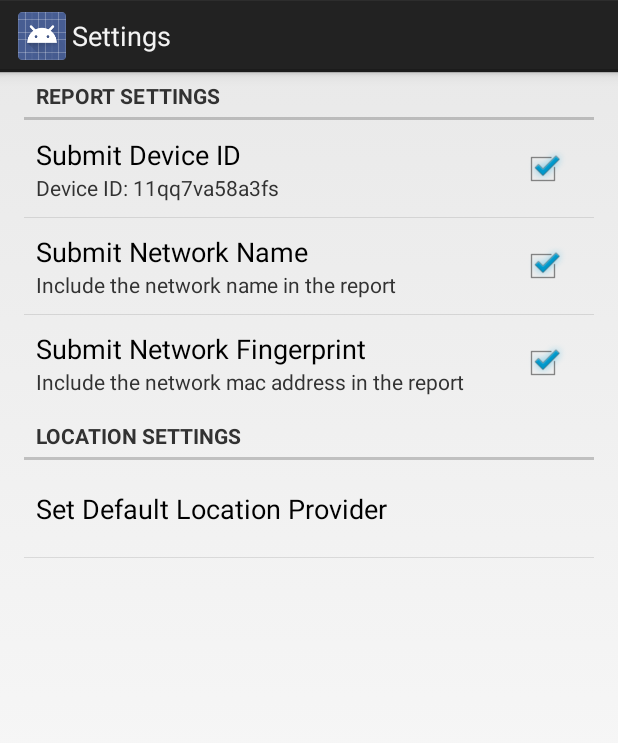
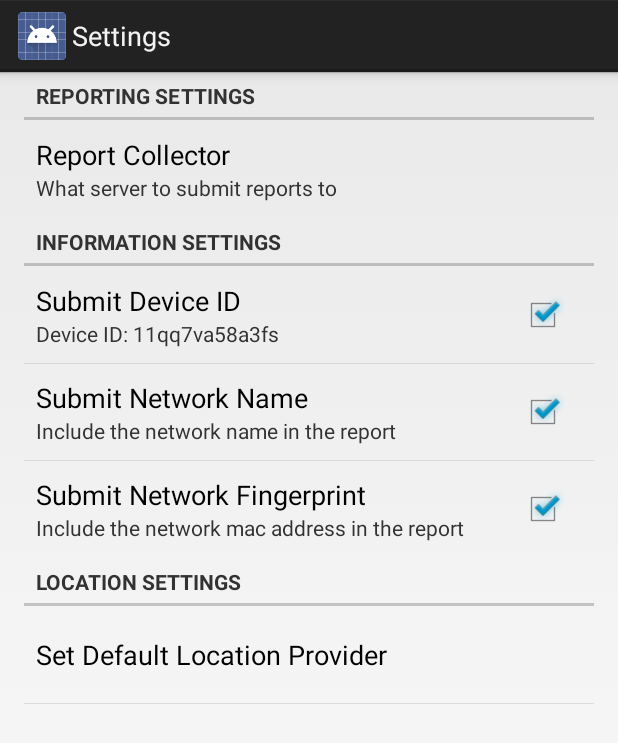
Before and after one commit to CBitLabs/geoip-android, an Android app: the screen it shows after launch (SettingsActivity), in the options menu, after a tap on "Settings", on a phone screen of 412 x 824 dp. Shown: the top 743 px of the screen. Run offline under Robolectric (Android 15) with nearby library versions, the phone set to English and light mode, and no system bars.

Commit message:
Adds option to submit reports to either CBL or GSF

```diff
--- a/GeoIPCollector/src/main/java/com/cbitlabs/geoipcollector/DataTxTask.java
+++ b/GeoIPCollector/src/main/java/com/cbitlabs/geoipcollector/DataTxTask.java
@@ -50,11 +50,11 @@ public class DataTxTask extends AsyncTask{
     public void txDataViaDNSLookup()  {
 
         String info = Util.getReportInformation(context);
-        String host = info.concat(".").concat(Util.DNS_SERVER);
+        String host = info.concat(".").concat(Util.getDNSServerURL(this.context));
         Log.i(Util.TAG, "Created Hostname for Lookup:" + host);
 
         Resolver defaultResolver = Lookup.getDefaultResolver();
-        String simpleResolverUrl = Util.DNS_RESOLVER;
+        String simpleResolverUrl = Util.getDNSResolverURL(this.context);
         executeLookupUsingResolver("d." + host, defaultResolver);
 
         try{
--- a/GeoIPCollector/src/main/java/com/cbitlabs/geoipcollector/SettingsActivity.java
+++ b/GeoIPCollector/src/main/java/com/cbitlabs/geoipcollector/SettingsActivity.java
@@ -31,7 +31,6 @@ public class SettingsActivity extends PreferenceActivity implements Preference.O
         submit_id = (CheckBoxPreference) this.findPreference("submit_device_id");
         submit_id.setOnPreferenceChangeListener(this);
         this.updateDeviceIDHelpText();
-
     }
 
     @Override
--- a/GeoIPCollector/src/main/java/com/cbitlabs/geoipcollector/Util.java
+++ b/GeoIPCollector/src/main/java/com/cbitlabs/geoipcollector/Util.java
@@ -12,6 +12,8 @@ import android.provider.Settings;
 import android.util.Log;
 
 import java.util.Date;
+import java.util.HashMap;
+import java.util.Map;
 import java.util.UUID;
 
 /**
@@ -19,8 +21,16 @@ import java.util.UUID;
  */
 public class Util {
 
-    public static final String DNS_SERVER   = "geo.cbitlabs.com";
-    public static final String DNS_RESOLVER = "cb101.public.cbitlabs.com";
+    public static final Map<String, String> dnsServerMap = new HashMap<String, String>();
+    public static final Map<String, String> dnsResolverMap = new HashMap<String,String>();
+
+    static{
+        dnsServerMap.put("CBL", "geo.cbitlabs.com");
+        dnsServerMap.put("GSF", "geo.spf.gladstonefamily.net");
+
+        dnsResolverMap.put("CBL", "cb101.public.cbitlabs.com");
+        dnsResolverMap.put("GSF", "charon.gladstonefamily.net");
+    }
 
     public static final String TAG = "CBITLABS_GEOIP";
 
@@ -29,11 +39,25 @@ public class Util {
     public static final String PREF_KEY_SUBMIT_SSID = "submit_ssid";
     public static final String PREF_KEY_SUBMIT_BSSID = "submit_bssid";
     public static final String PREF_KEY_LOC_METHOD  = "pref_location";
+
+    public static final String PREF_KEY_REPORT_SERVER  = "reporting_server";
+
     private static final String DEVICE_ID_UNSET = "no device id";
 
     private static final long TEN_MINUTES = 1000 * 60 * 10l;
     private static final int TWO_MINUTES = 1000 * 60 * 2;
 
+    public static String getDNSResolverURL(Context c){
+        SharedPreferences prefs = PreferenceManager.getDefaultSharedPreferences(c);
+        String serverKey = prefs.getString(Util.PREF_KEY_REPORT_SERVER, "GSF");
+        return dnsResolverMap.get(serverKey);
+    }
+
+    public static String getDNSServerURL(Context c){
+        SharedPreferences prefs = PreferenceManager.getDefaultSharedPreferences(c);
+        String serverKey = prefs.getString(Util.PREF_KEY_REPORT_SERVER, "GSF");
+        return dnsServerMap.get(serverKey);
+    }
 
     public static String getReportInformation(Context c){
         SharedPreferences prefs = PreferenceManager.getDefaultSharedPreferences(c);
--- a/GeoIPCollector/src/main/res/values/strings_activity_settings.xml
+++ b/GeoIPCollector/src/main/res/values/strings_activity_settings.xml
@@ -2,10 +2,14 @@
         <string name="title_activity_settings">Settings</string>
 
     <!-- Strings related to Settings -->
-    <string name="pref_category_privacy">Report Settings</string>
+    <string name="pref_category_server">Reporting Settings</string>
+    <string name="pref_category_privacy">Information Settings</string>
     <string name="pref_category_location">Location Settings</string>
     <!-- Example General settings -->
     <string name="pref_header_general">General</string>
+
+    <string name="pref_server">Report Collector</string>
+    <string name="pref_server_desc">What server to submit reports to</string>
 
     <string name="pref_submit_device_id">Submit Device ID</string>
     <string name="pref_submit_device_id_desc">The current device id is:1234567</string>
@@ -18,6 +22,16 @@
 
     <string name="pref_get_loc_method">Set Default Location Provider</string>
 
+    <string-array name="pref_server_list_entries">
+        <item>CBL</item>
+        <item>GSF</item>
+    </string-array>
+
+    <string-array name="pref_server_list_values">
+        <item>CBL</item>
+        <item>GSF</item>
+    </string-array>
+
     <string-array name="pref_get_loc_entries">
         <item>Network</item>
         <item>GPS</item>
--- a/GeoIPCollector/src/main/res/xml/pref_general.xml
+++ b/GeoIPCollector/src/main/res/xml/pref_general.xml
@@ -1,7 +1,20 @@
 <PreferenceScreen xmlns:android="http://schemas.android.com/apk/res/android">
+    <PreferenceCategory
+        android:title="@string/pref_category_server"
+        android:key="pref_privacy">
+        <ListPreference
+            android:key="reporting_server"
+            android:title="@string/pref_server"
+            android:summary="@string/pref_server_desc"
+            android:entries="@array/pref_server_list_entries"
+            android:entryValues="@array/pref_server_list_values"
+            android:defaultValue="GSF"/>
+    </PreferenceCategory>
+
     <PreferenceCategory
         android:title="@string/pref_category_privacy"
         android:key="pref_privacy">
+
         <CheckBoxPreference
             android:key="submit_device_id"
             android:title="@string/pref_submit_device_id"
@@ -21,6 +34,7 @@
             android:defaultValue="true"/>
 
     </PreferenceCategory>
+
     <PreferenceCategory
         android:title="@string/pref_category_location"
         android:key="pref_location">
```
